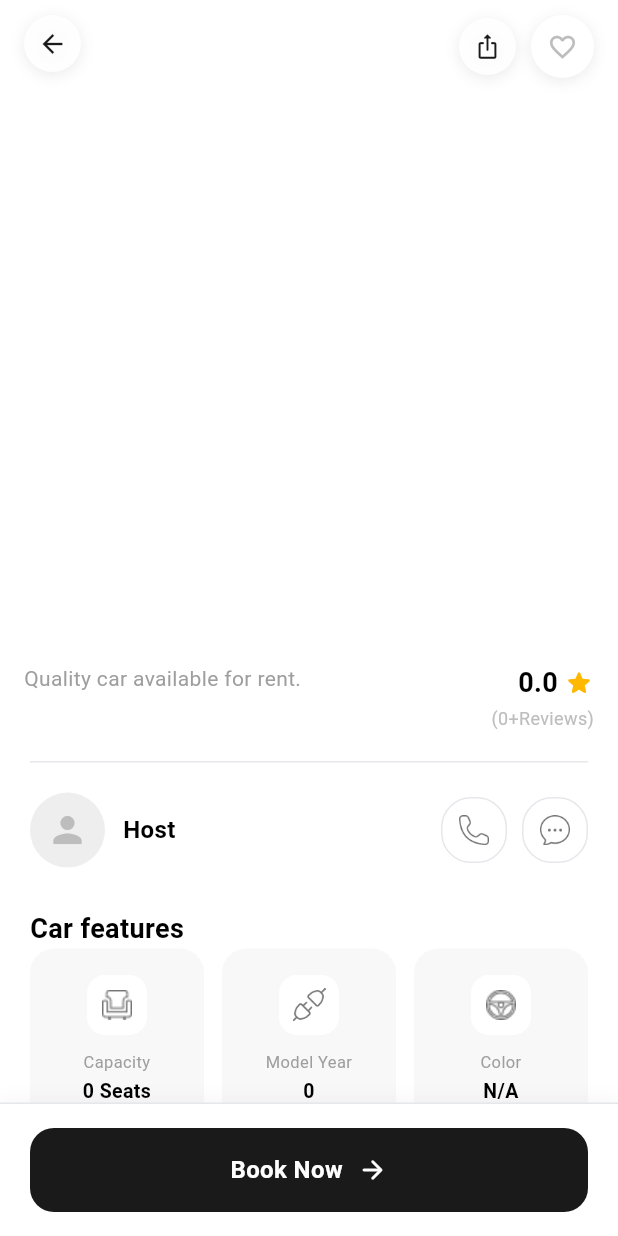
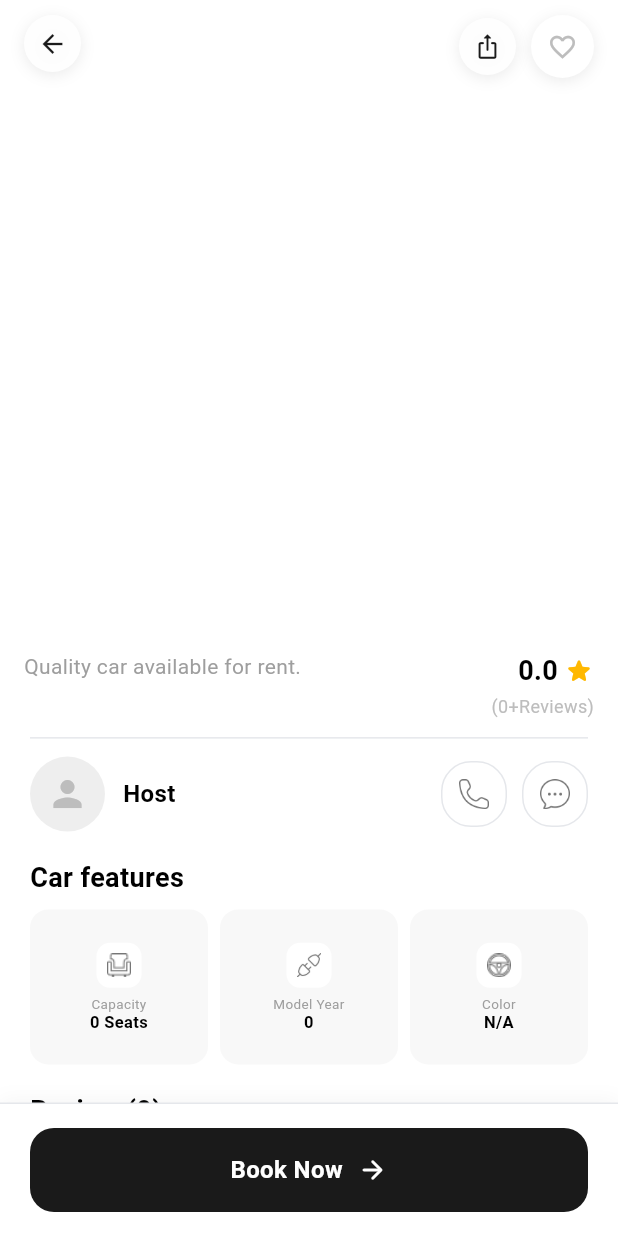
Before and after one commit to frankolien/qent, a Flutter app: the CarDetailsPage screen opened directly with empty values, on a phone screen of 412 x 824 dp. Run offline on Flutter 3.47's test engine with Material 3 defaults, Android fonts, the phone set to English and light mode, and no system bars; our stand-ins replace audioplayers, cloud_firestore, device_info_plus, firebase_auth, firebase_core, firebase_messaging and 13 more; missing offline and left inert: cupertino_native, flutter_webrtc, record; accounts and stored records are empty; network calls fail.

Commit message:
Refactor CarDetailsPage layout and improve UI consistency
- Adjusted spacing between UI elements for a more compact design.
- Updated padding and sizing of feature cards for better visual alignment.
- Enhanced feature card dimensions and icon sizes to improve readability.
- Made minor adjustments to text styles for improved clarity and aesthetics.

```diff
--- a/lib/features/car_details/presentation/pages/car_details_page.dart
+++ b/lib/features/car_details/presentation/pages/car_details_page.dart
@@ -113,18 +113,18 @@ class _CarDetailsPageState extends ConsumerState<CarDetailsPage> {
                 crossAxisAlignment: CrossAxisAlignment.start,
                 children: [
                   _buildImageCarousel(context, topPadding),
-                  const SizedBox(height: 20),
+                  const SizedBox(height: 12),
                   _buildCarInfo(context),
-                  const SizedBox(height: 20),
+                  const SizedBox(height: 12),
                   Padding(
                     padding: const EdgeInsets.symmetric(horizontal: 20),
                     child: Divider(color: context.dividerColor, height: 1),
                   ),
-                  const SizedBox(height: 20),
+                  const SizedBox(height: 12),
                   _buildHostSection(context),
-                  const SizedBox(height: 28),
+                  const SizedBox(height: 18),
                   _buildFeaturesSection(context),
-                  const SizedBox(height: 28),
+                  const SizedBox(height: 18),
                   _buildReviewsSection(context),
                   const SizedBox(height: 120),
                 ],
@@ -231,7 +231,7 @@ class _CarDetailsPageState extends ConsumerState<CarDetailsPage> {
           // Photo counter — bottom right "1 / 30" style
           if (_carDetail.imageUrls.length > 1)
             Positioned(
-              bottom: 16,
+              bottom: 27,
               right: 16,
               child: Container(
                 padding: const EdgeInsets.symmetric(horizontal: 12, vertical: 6),
@@ -452,7 +452,7 @@ class _CarDetailsPageState extends ConsumerState<CarDetailsPage> {
 
   Widget _buildFeaturesSection(BuildContext context) {
     return Padding(
-      padding: const EdgeInsets.symmetric(horizontal: 20,),
+      padding: const EdgeInsets.symmetric(horizontal: 20),
       child: Column(
         crossAxisAlignment: CrossAxisAlignment.start,
         children: [
@@ -464,15 +464,16 @@ class _CarDetailsPageState extends ConsumerState<CarDetailsPage> {
               color: context.textPrimary,
             ),
           ),
-          //const SizedBox(height: 16),
+          const SizedBox(height: 8),
           GridView.builder(
             shrinkWrap: true,
             physics: const NeverScrollableScrollPhysics(),
+            padding: EdgeInsets.zero,
             gridDelegate: const SliverGridDelegateWithFixedCrossAxisCount(
               crossAxisCount: 3,
-              crossAxisSpacing: 12,
-              mainAxisSpacing: 12,
-              childAspectRatio: 0.95,
+              crossAxisSpacing: 8,
+              mainAxisSpacing: 8,
+              childAspectRatio: 1.15,
             ),
             itemCount: _carDetail.carFeatures.length,
             itemBuilder: (context, index) => _buildFeatureCard(_carDetail.carFeatures[index]),
@@ -484,62 +485,61 @@ class _CarDetailsPageState extends ConsumerState<CarDetailsPage> {
 
   Widget _buildFeatureCard(CarFeature feature) {
     return Container(
-      padding: const EdgeInsets.symmetric(horizontal: 10, vertical: 14),
+      padding: const EdgeInsets.symmetric(horizontal: 6, vertical: 8),
       decoration: BoxDecoration(
         color: context.isDark ? context.bgSecondary : const Color(0xFFF8F8F8),
-        borderRadius: BorderRadius.circular(16),
+        borderRadius: BorderRadius.circular(12),
       ),
       child: Column(
         mainAxisAlignment: MainAxisAlignment.center,
         children: [
-          // Icon container
           Container(
-            width: 40,
-            height: 40,
+            width: 30,
+            height: 30,
             decoration: BoxDecoration(
               color: context.isDark ? context.bgTertiary : Colors.white,
-              borderRadius: BorderRadius.circular(12),
+              borderRadius: BorderRadius.circular(9),
             ),
             child: Center(
               child: feature.assetImage != null
                   ? Image.asset(
                       feature.assetImage!,
-                      width: 22,
-                      height: 22,
+                      width: 16,
+                      height: 16,
                       errorBuilder: (_, __, ___) => Icon(
                         feature.icon ?? Icons.check_circle_outline,
-                        size: 20,
+                        size: 16,
                         color: context.textPrimary,
                       ),
                     )
                   : Icon(
                       feature.icon ?? Icons.check_circle_outline,
-                      size: 20,
+                      size: 16,
                       color: context.textPrimary,
                     ),
             ),
           ),
-          const SizedBox(height: 10),
-          // Label
+          const SizedBox(height: 6),
           Text(
             feature.label,
             style: TextStyle(
-              fontSize: 11,
+              fontSize: 9,
               color: Colors.grey[500],
               fontWeight: FontWeight.w400,
+              height: 1.1,
             ),
             textAlign: TextAlign.center,
             maxLines: 1,
             overflow: TextOverflow.ellipsis,
           ),
-          const SizedBox(height: 2),
-          // Value
+          const SizedBox(height: 1),
           Text(
             feature.value,
             style: TextStyle(
-              fontSize: 13,
+              fontSize: 11,
               fontWeight: FontWeight.w600,
               color: context.textPrimary,
+              height: 1.1,
             ),
             textAlign: TextAlign.center,
             maxLines: 1,
--- a/lib/features/home/presentation/pages/home_page.dart
+++ b/lib/features/home/presentation/pages/home_page.dart
@@ -314,8 +314,8 @@ class HomePageState extends ConsumerState<HomePage> {
           children: [
             Image.asset(
               'assets/images/Notifications.png',
-              width: 42,
-              height: 42,
+              width: 20,
+              height: 20,
               fit: BoxFit.contain,
               color: context.isDark ? Colors.white : null,
             ),
@@ -371,7 +371,7 @@ class HomePageState extends ConsumerState<HomePage> {
                   photoUrl,
                   fit: BoxFit.cover,
                   errorBuilder: (_, __, ___) =>
-                      Icon(Icons.person_outline_rounded, size: 22, color: context.textPrimary),
+                      Icon(Icons.person_outline_rounded, size: 18, color: context.textPrimary),
                 )
               : Icon(Icons.person_outline_rounded, size: 22, color: context.textPrimary),
         ),
```
